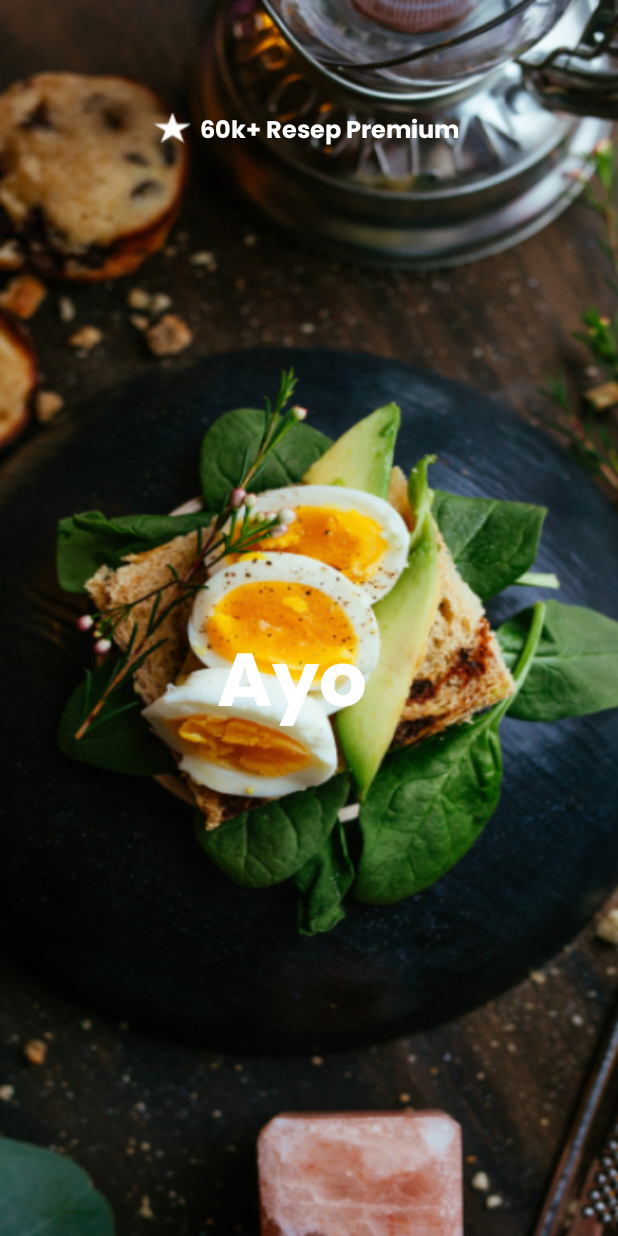
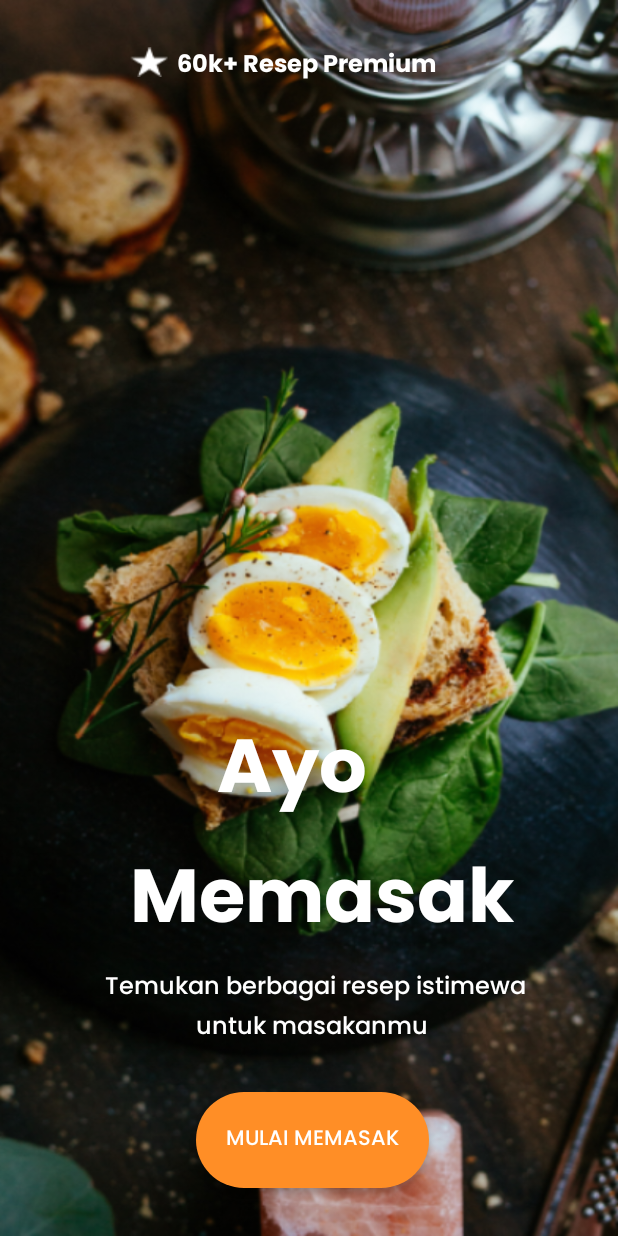
Before and after one commit to RAYNF/DishDelight, an Android app: the WelcomingActivity screen opened directly, with no data from a screen before it, on a phone screen of 412 x 824 dp. Run offline under Robolectric (Android 15) with nearby library versions, the phone set to English and light mode, and no system bars.

Commit message:
layout login

```diff
--- /dev/null
+++ b/MD/DishDelightApps/app/src/main/res/drawable/button_shape.xml
@@ -0,0 +1,5 @@
+<?xml version="1.0" encoding="utf-8"?>
+<shape xmlns:android="http://schemas.android.com/apk/res/android">
+    <solid android:color="@color/Dark" />
+    <corners android:radius="32dp" />
+</shape>
--- /dev/null
+++ b/MD/DishDelightApps/app/src/main/res/drawable/button_shape_login.xml
@@ -0,0 +1,6 @@
+<?xml version="1.0" encoding="utf-8"?>
+<shape xmlns:android="http://schemas.android.com/apk/res/android">
+    <solid android:color="@color/Dark" />
+    <corners android:radius="16dp" />
+    <stroke android:width="1dp" android:color="@color/black"/>
+</shape>
--- /dev/null
+++ b/MD/DishDelightApps/app/src/main/res/drawable/ic_email.xml
@@ -0,0 +1,5 @@
+<vector xmlns:android="http://schemas.android.com/apk/res/android" android:height="24dp" android:tint="#000000" android:viewportHeight="24" android:viewportWidth="24" android:width="24dp">
+
+    <path android:fillColor="@android:color/white" android:pathData="M21,8L21,7l-3,2 -3,-2v1l3,2 3,-2zM22,3L2,3C0.9,3 0,3.9 0,5v14c0,1.1 0.9,2 2,2h20c1.1,0 1.99,-0.9 1.99,-2L24,5c0,-1.1 -0.9,-2 -2,-2zM8,6c1.66,0 3,1.34 3,3s-1.34,3 -3,3 -3,-1.34 -3,-3 1.34,-3 3,-3zM14,18L2,18v-1c0,-2 4,-3.1 6,-3.1s6,1.1 6,3.1v1zM22,12h-8L14,6h8v6z"/>
+
+</vector>
--- /dev/null
+++ b/MD/DishDelightApps/app/src/main/res/drawable/ic_lock.xml
@@ -0,0 +1,5 @@
+<vector xmlns:android="http://schemas.android.com/apk/res/android" android:height="24dp" android:tint="#000000" android:viewportHeight="24" android:viewportWidth="24" android:width="24dp">
+
+    <path android:fillColor="@android:color/white" android:pathData="M12,2C6.48,2 2,6.48 2,12s4.48,10 10,10 10,-4.48 10,-10S17.52,2 12,2zM12,16.5c-2.49,0 -4.5,-2.01 -4.5,-4.5S9.51,7.5 12,7.5s4.5,2.01 4.5,4.5 -2.01,4.5 -4.5,4.5zM12,11c-0.55,0 -1,0.45 -1,1s0.45,1 1,1 1,-0.45 1,-1 -0.45,-1 -1,-1z"/>
+
+</vector>
--- a/MD/DishDelightApps/app/src/main/res/layout/activity_welcoming.xml
+++ b/MD/DishDelightApps/app/src/main/res/layout/activity_welcoming.xml
@@ -38,30 +38,76 @@
         android:fontFamily="@font/poppinsbold"
         android:text="Ayo"
         android:textColor="@color/white"
+        android:textSize="50sp"
         app:layout_constraintStart_toStartOf="@+id/guideline4"
-        app:layout_constraintTop_toBottomOf="@id/guideline3"
-        android:textSize="50sp" />
+        app:layout_constraintTop_toBottomOf="@id/guideline3" />
+
+    <TextView
+        android:id="@+id/title2"
+        android:layout_width="wrap_content"
+        android:layout_height="wrap_content"
+        android:fontFamily="@font/poppinsbold"
+        android:text="Memasak"
+        android:textColor="@color/white"
+        android:textSize="50sp"
+        app:layout_constraintStart_toStartOf="@+id/guideline2"
+        app:layout_constraintTop_toBottomOf="@id/title1" />
+
+    <TextView
+        android:id="@+id/title3"
+        android:layout_width="wrap_content"
+        android:layout_height="wrap_content"
+        android:fontFamily="@font/poppinsmedium"
+        android:text="Temukan berbagai resep istimewa "
+        android:textColor="@color/white"
+        android:textSize="16sp"
+        app:layout_constraintStart_toStartOf="@+id/guideline5"
+        app:layout_constraintTop_toBottomOf="@id/title2" />
+
+    <TextView
+        android:id="@+id/title4"
+        android:layout_width="wrap_content"
+        android:layout_height="wrap_content"
+        android:fontFamily="@font/poppinsmedium"
+        android:text="untuk masakanmu "
+        android:textColor="@color/white"
+        android:textSize="16sp"
+        app:layout_constraintStart_toStartOf="@+id/guideline6"
+        app:layout_constraintTop_toBottomOf="@id/title3" />
+
+    <androidx.appcompat.widget.AppCompatButton
+        android:layout_width="wrap_content"
+        android:layout_height="wrap_content"
+        android:background="@drawable/button_shape"
+        android:padding="20dp"
+        android:text="Mulai Memasak"
+        android:textSize="14sp"
+        app:layout_constraintTop_toBottomOf="@+id/guideline7"
+        app:layout_constraintStart_toStartOf="@+id/guideline8"
+        android:fontFamily="@font/poppinsmedium"
+        android:textColor="@color/white"
+        />
 
     <androidx.constraintlayout.widget.Guideline
         android:id="@+id/guideline1"
         android:layout_width="wrap_content"
         android:layout_height="wrap_content"
         android:orientation="horizontal"
-        app:layout_constraintGuide_begin="74dp" />
+        app:layout_constraintGuide_begin="30dp" />
 
     <androidx.constraintlayout.widget.Guideline
         android:id="@+id/guideline2"
         android:layout_width="wrap_content"
         android:layout_height="wrap_content"
         android:orientation="vertical"
-        app:layout_constraintGuide_begin="102dp" />
+        app:layout_constraintGuide_begin="87dp" />
 
     <androidx.constraintlayout.widget.Guideline
         android:id="@+id/guideline3"
         android:layout_width="wrap_content"
         android:layout_height="wrap_content"
         android:orientation="horizontal"
-        app:layout_constraintGuide_begin="415dp" />
+        app:layout_constraintGuide_begin="472dp" />
 
     <androidx.constraintlayout.widget.Guideline
         android:id="@+id/guideline4"
@@ -70,4 +116,32 @@
         android:orientation="vertical"
         app:layout_constraintGuide_begin="145dp" />
 
+    <androidx.constraintlayout.widget.Guideline
+        android:id="@+id/guideline5"
+        android:layout_width="wrap_content"
+        android:layout_height="wrap_content"
+        android:orientation="vertical"
+        app:layout_constraintGuide_begin="70dp" />
+
+    <androidx.constraintlayout.widget.Guideline
+        android:id="@+id/guideline6"
+        android:layout_width="wrap_content"
+        android:layout_height="wrap_content"
+        android:orientation="vertical"
+        app:layout_constraintGuide_begin="131dp" />
+
+    <androidx.constraintlayout.widget.Guideline
+        android:id="@+id/guideline7"
+        android:layout_width="wrap_content"
+        android:layout_height="wrap_content"
+        android:orientation="horizontal"
+        app:layout_constraintGuide_begin="728dp" />
+
+    <androidx.constraintlayout.widget.Guideline
+        android:id="@+id/guideline8"
+        android:layout_width="wrap_content"
+        android:layout_height="wrap_content"
+        android:orientation="vertical"
+        app:layout_constraintGuide_begin="131dp" />
+
 </androidx.constraintlayout.widget.ConstraintLayout>
--- a/MD/DishDelightApps/app/src/main/res/values/colors.xml
+++ b/MD/DishDelightApps/app/src/main/res/values/colors.xml
@@ -5,6 +5,7 @@
     <color name="Accent">#101010</color>
     <color name="Muted">#878787</color>
     <color name="Danger">#D93A3A</color>
+    <color name="Background">#D9D9D9</color>
 
 
     <color name="purple_200">#FFBB86FC</color>
--- a/MD/DishDelightApps/app/src/main/res/values/strings.xml
+++ b/MD/DishDelightApps/app/src/main/res/values/strings.xml
@@ -9,4 +9,8 @@
     <string name="name_app2"> Delight</string>
     <string name="slogan">60k+ Resep Premium</string>
 
+    <string name="email">Email</string>
+    <string name="password">Password</string>
+    <string name="login">Sign in</string>
+
 </resources>
```
Also changed, not shown: MD/DishDelightApps/app/src/main/AndroidManifest.xml (+7 -4 lines), MD/DishDelightApps/app/src/main/java/com/example/dishdelight/ui/login/LoginActivity.kt (added, +21 -0 lines), MD/DishDelightApps/app/src/main/res/layout/activity_login.xml (added, +235 -0 lines), MD/DishDelightApps/app/src/main/res/font/poppinsmedium.ttf (added).
